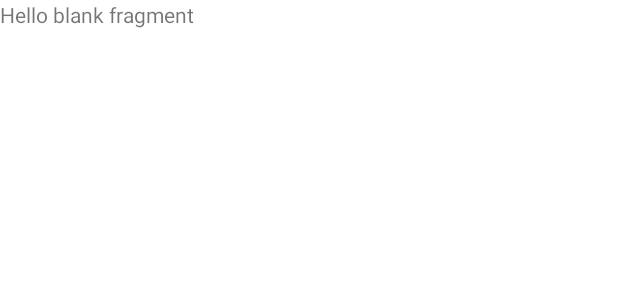
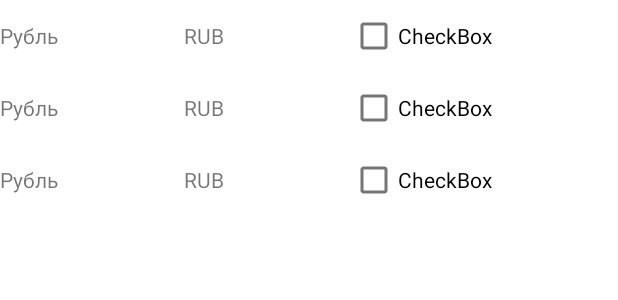
Before and after one commit to MardokUA/MoneyConvertor, an Android app: the layout fragment_currency_list.xml on its own in the app's theme, with its tools: preview values and no code run, on a phone screen of 412 x 824 dp. Shown: the top 300 px of the screen. Run offline under Robolectric (Android 15) with nearby library versions, the phone set to English and light mode, and no system bars.

Commit message:
Added a binding adapter to bind currency of the list. Added CurrencyAdapter for RecyclerViewer. Added CurrencyListViewModel, CurrencyListViewModelFactory. Implemented loading data from the Room and viewing them in the RecyclerViewer.

```diff
--- a/app/build.gradle
+++ b/app/build.gradle
@@ -23,6 +23,10 @@ android {
             minifyEnabled false
             proguardFiles getDefaultProguardFile('proguard-android-optimize.txt'), 'proguard-rules.pro'
         }
+    }
+    buildFeatures {
+        viewBinding = true
+        dataBinding true
     }
     compileOptions {
         sourceCompatibility JavaVersion.VERSION_1_8
--- a/app/src/main/AndroidManifest.xml
+++ b/app/src/main/AndroidManifest.xml
@@ -11,7 +11,7 @@
         android:supportsRtl="true"
         android:theme="@style/Theme.MoneyConvertor">
         <activity
-            android:name=".MainActivity"
+            android:name=".ui.MainActivity"
             android:exported="true"
             android:theme="@style/Theme.AppCompat.TheSplashTheme">
             <intent-filter>
--- a/app/src/main/java/com/pet/moneyconvertor/CurrencyRepository.kt
+++ b/app/src/main/java/com/pet/moneyconvertor/repository/CurrencyRepository.kt
@@ -1,7 +1,9 @@
-package com.pet.moneyconvertor
+package com.pet.moneyconvertor.repository
 
 import androidx.lifecycle.LiveData
+import com.pet.moneyconvertor.NetworkCurrencyContainer
 import com.pet.moneyconvertor.api.CurrencyApi
+import com.pet.moneyconvertor.asDatabaseModel
 import com.pet.moneyconvertor.room.CurrencyDataBase
 import com.pet.moneyconvertor.room.CurrencyEntity
 import kotlinx.coroutines.Dispatchers
--- a/app/src/main/java/com/pet/moneyconvertor/MainActivity.kt
+++ b/app/src/main/java/com/pet/moneyconvertor/ui/MainActivity.kt
@@ -1,7 +1,8 @@
-package com.pet.moneyconvertor
+package com.pet.moneyconvertor.ui
 
 import androidx.appcompat.app.AppCompatActivity
 import android.os.Bundle
+import com.pet.moneyconvertor.R
 
 class MainActivity : AppCompatActivity() {
     override fun onCreate(savedInstanceState: Bundle?) {
--- a/app/src/main/java/com/pet/moneyconvertor/ConvertViewModel.kt
+++ b/app/src/main/java/com/pet/moneyconvertor/viewmodels/ConvertViewModel.kt
@@ -1,12 +1,11 @@
-package com.pet.moneyconvertor
+package com.pet.moneyconvertor.viewmodels
 
 import android.app.Application
-import android.content.Context
-import android.util.Log
 import androidx.lifecycle.LiveData
 import androidx.lifecycle.MutableLiveData
 import androidx.lifecycle.ViewModel
 import androidx.lifecycle.viewModelScope
+import com.pet.moneyconvertor.repository.CurrencyRepository
 import com.pet.moneyconvertor.api.Currency
 import com.pet.moneyconvertor.room.getDatabase
 import kotlinx.coroutines.launch
--- a/app/src/main/res/layout/activity_main.xml
+++ b/app/src/main/res/layout/activity_main.xml
@@ -4,7 +4,7 @@
     xmlns:tools="http://schemas.android.com/tools"
     android:layout_width="match_parent"
     android:layout_height="match_parent"
-    tools:context=".MainActivity">
+    tools:context=".ui.MainActivity">
 
     <androidx.fragment.app.FragmentContainerView
         android:id="@+id/nav_host_fragment_container"
--- a/app/src/main/res/layout/fragment_convert.xml
+++ b/app/src/main/res/layout/fragment_convert.xml
@@ -4,7 +4,7 @@
     xmlns:tools="http://schemas.android.com/tools"
     android:layout_width="match_parent"
     android:layout_height="match_parent"
-    tools:context=".ConvertFragment">
+    tools:context=".ui.ConvertFragment">
 
     <Button
         android:id="@+id/buttonLeft"
--- a/app/src/main/res/layout/fragment_currency_list.xml
+++ b/app/src/main/res/layout/fragment_currency_list.xml
@@ -1,14 +1,31 @@
 <?xml version="1.0" encoding="utf-8"?>
-<FrameLayout xmlns:android="http://schemas.android.com/apk/res/android"
-    xmlns:tools="http://schemas.android.com/tools"
-    android:layout_width="match_parent"
-    android:layout_height="match_parent"
-    tools:context=".CurrencyListFragment">
+<layout xmlns:android="http://schemas.android.com/apk/res/android"
+    xmlns:app="http://schemas.android.com/apk/res-auto"
+    xmlns:tools="http://schemas.android.com/tools">
 
-    <!-- TODO: Update blank fragment layout -->
-    <TextView
+    <data>
+        <variable
+            name="viewModel"
+            type="com.pet.moneyconvertor.viewmodels.CurrencyListViewModel" />
+    </data>
+
+    <androidx.constraintlayout.widget.ConstraintLayout
         android:layout_width="match_parent"
         android:layout_height="match_parent"
-        android:text="@string/hello_blank_fragment" />
+        tools:context=".ui.CurrencyListFragment">
 
-</FrameLayout>
+        <androidx.recyclerview.widget.RecyclerView
+            android:id="@+id/currencyList"
+            android:layout_width="match_parent"
+            android:layout_height="match_parent"
+            app:layout_constraintBottom_toBottomOf="parent"
+            app:layout_constraintEnd_toEndOf="parent"
+            app:layout_constraintStart_toStartOf="parent"
+            app:layout_constraintTop_toTopOf="parent"
+            app:listData="@{viewModel.currencies}"
+            app:layoutManager="androidx.recyclerview.widget.LinearLayoutManager"
+            tools:listitem="@layout/item_currency"
+
+            />
+    </androidx.constraintlayout.widget.ConstraintLayout>
+</layout>
--- /dev/null
+++ b/app/src/main/res/layout/item_currency.xml
@@ -0,0 +1,38 @@
+<?xml version="1.0" encoding="utf-8"?>
+<layout xmlns:android="http://schemas.android.com/apk/res/android"
+    xmlns:tools="http://schemas.android.com/tools">
+    <data>
+        <variable
+            name="currency"
+            type="com.pet.moneyconvertor.room.CurrencyEntity" />
+    </data>
+        <LinearLayout
+            android:layout_width="match_parent"
+            android:layout_height="wrap_content"
+            android:orientation="horizontal">
+
+            <TextView
+                android:id="@+id/textName"
+                android:layout_width="wrap_content"
+                android:layout_height="wrap_content"
+                android:layout_weight="1"
+                android:text="@{currency.name}"
+                tools:text="Рубль"
+                />
+
+            <TextView
+                android:id="@+id/textCharCode"
+                android:layout_width="wrap_content"
+                android:layout_height="wrap_content"
+                android:layout_weight="1"
+                android:text="@{currency.charCode}"
+                tools:text="RUB"/>
+
+            <CheckBox
+                android:id="@+id/selectState"
+                android:layout_width="wrap_content"
+                android:layout_height="wrap_content"
+                android:layout_weight="1"
+                android:text="CheckBox" />
+        </LinearLayout>
+</layout>
--- a/app/src/main/res/navigation/nav_graph.xml
+++ b/app/src/main/res/navigation/nav_graph.xml
@@ -7,7 +7,7 @@
 
     <fragment
         android:id="@+id/convertFragment"
-        android:name="com.pet.moneyconvertor.ConvertFragment"
+        android:name="com.pet.moneyconvertor.ui.ConvertFragment"
         android:label="fragment_convert"
         tools:layout="@layout/fragment_convert" >
         <action
@@ -16,7 +16,7 @@
     </fragment>
     <fragment
         android:id="@+id/currencyListFragment"
-        android:name="com.pet.moneyconvertor.CurrencyListFragment"
+        android:name="com.pet.moneyconvertor.ui.CurrencyListFragment"
         android:label="fragment_currency_list"
         tools:layout="@layout/fragment_currency_list" />
 </navigation>
```
Also changed, not shown: app/src/main/java/com/pet/moneyconvertor/CurrencyListFragment.kt (deleted, +0 -19 lines), app/src/main/java/com/pet/moneyconvertor/adapters/BindingAdapters.kt (added, +11 -0 lines), app/src/main/java/com/pet/moneyconvertor/adapters/CurrencyAdapter.kt (added, +52 -0 lines), app/src/main/java/com/pet/moneyconvertor/ui/ConvertFragment.kt (renamed from app/src/main/java/com/pet/moneyconvertor/ConvertFragment.kt, +21 -2 lines), app/src/main/java/com/pet/moneyconvertor/ui/CurrencyListFragment.kt (added, +52 -0 lines), app/src/main/java/com/pet/moneyconvertor/viewmodelfactories/ConvertViewModelFactory.kt (renamed from app/src/main/java/com/pet/moneyconvertor/ConvertViewModelFactory.kt, +5 -4 lines), app/src/main/java/com/pet/moneyconvertor/viewmodelfactories/CurrencyListViewModelFactory.kt (added, +17 -0 lines), app/src/main/java/com/pet/moneyconvertor/viewmodels/CurrencyListViewModel.kt (added, +15 -0 lines).
